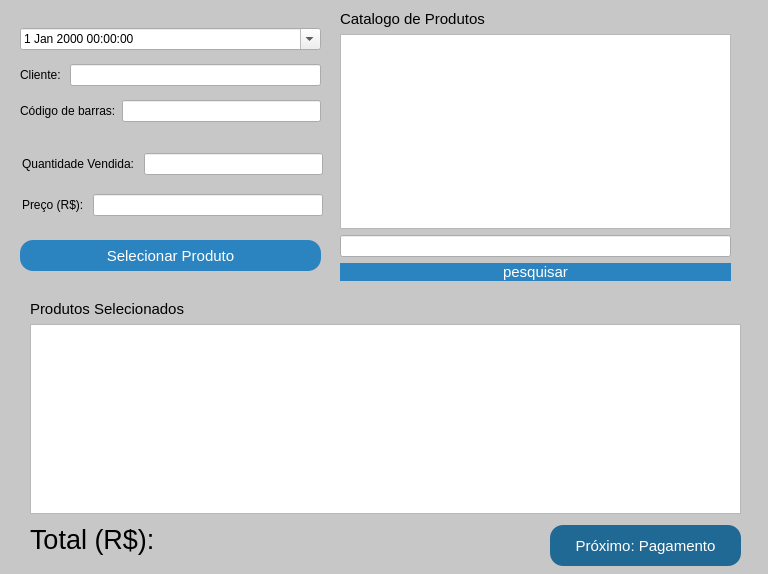
GabR36/QEstoqueLoja, file venda.ui: the form before one commit.
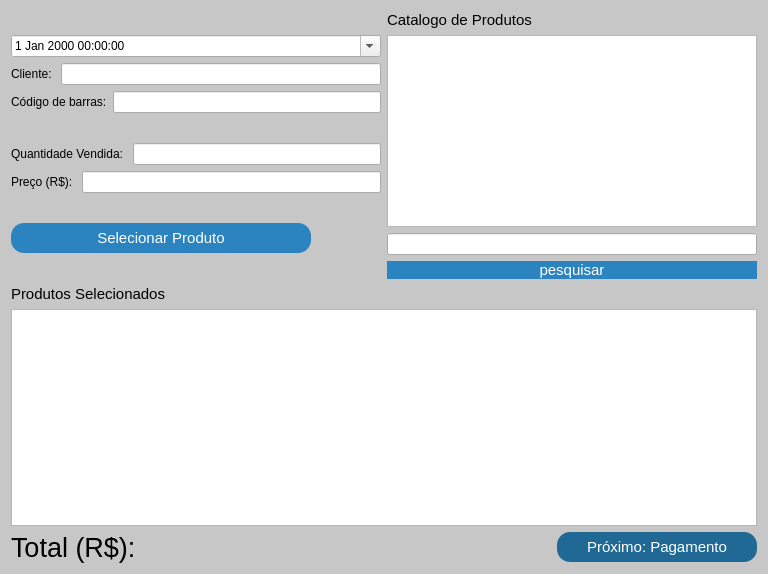
The form after the commit.

Commit message: janela vendas e relatorios.ui responsivas

Patch:
```diff
--- a/venda.ui
+++ b/venda.ui
@@ -27,8 +27,8 @@
   </property>
   <property name="maximumSize">
    <size>
-    <width>768</width>
-    <height>574</height>
+    <width>16777215</width>
+    <height>16777215</height>
    </size>
   </property>
   <property name="windowTitle">
@@ -66,15 +66,52 @@
 }
 </string>
   </property>
-  <widget class="QWidget" name="layoutWidget">
-   <property name="geometry">
-    <rect>
-     <x>22</x>
-     <y>140</y>
-     <width>301</width>
-     <height>91</height>
-    </rect>
-   </property>
+  <layout class="QGridLayout" name="gridLayout">
+   <item row="0" column="0">
+    <layout class="QVBoxLayout" name="verticalLayout_8">
+     <item>
+      <layout class="QVBoxLayout" name="verticalLayout">
+       <item>
+        <widget class="QDateTimeEdit" name="DateEdt_Venda">
+         <property name="calendarPopup">
+          <bool>true</bool>
+         </property>
+        </widget>
+       </item>
+       <item>
+        <layout class="QHBoxLayout" name="horizontalLayout">
+         <item>
+          <widget class="QLabel" name="label">
+           <property name="text">
+            <string>Cliente: </string>
+           </property>
+          </widget>
+         </item>
+         <item>
+          <widget class="QLineEdit" name="Ledit_Cliente"/>
+         </item>
+        </layout>
+       </item>
+       <item>
+        <layout class="QHBoxLayout" name="horizontalLayout_4">
+         <item>
+          <widget class="QLabel" name="label_6">
+           <property name="styleSheet">
+            <string notr="true"/>
+           </property>
+           <property name="text">
+            <string>Código de barras:</string>
+           </property>
+          </widget>
+         </item>
+         <item>
+          <widget class="QLineEdit" name="Ledit_Barras"/>
+         </item>
+        </layout>
+       </item>
+      </layout>
+     </item>
+     <item>
    <layout class="QVBoxLayout" name="verticalLayout_3">
     <item>
      <layout class="QVBoxLayout" name="verticalLayout_2">
@@ -109,22 +146,27 @@
      </layout>
     </item>
    </layout>
-  </widget>
+     </item>
+     <item>
   <widget class="QPushButton" name="Btn_SelecionarProduto">
-   <property name="geometry">
-    <rect>
-     <x>20</x>
-     <y>240</y>
-     <width>301</width>
-     <height>31</height>
-    </rect>
-   </property>
    <property name="sizePolicy">
-    <sizepolicy hsizetype="Fixed" vsizetype="Fixed">
-     <horstretch>12</horstretch>
-     <verstretch>11</verstretch>
-    </sizepolicy>
-   </property>
+        <sizepolicy hsizetype="Minimum" vsizetype="Fixed">
+         <horstretch>0</horstretch>
+         <verstretch>0</verstretch>
+        </sizepolicy>
+       </property>
+       <property name="minimumSize">
+        <size>
+         <width>300</width>
+         <height>30</height>
+        </size>
+       </property>
+       <property name="maximumSize">
+        <size>
+         <width>300</width>
+         <height>30</height>
+        </size>
+       </property>
    <property name="text">
     <string>Selecionar Produto</string>
    </property>
@@ -132,80 +174,10 @@
     <bool>false</bool>
    </property>
   </widget>
-  <widget class="QPushButton" name="Btn_Aceitar">
-   <property name="geometry">
-    <rect>
-     <x>550</x>
-     <y>525</y>
-     <width>191</width>
-     <height>41</height>
-    </rect>
-   </property>
-   <property name="styleSheet">
-    <string notr="true">#Btn_Aceitar{
-background-color: rgb(33, 105, 149);
-}
-#Btn_Aceitar:hover{
-background-color:rgb(03,75,119);
-}
-#Btn_Aceitar:pressed{
-
-	background-color: rgb(153, 193, 241);
-
-}</string>
-   </property>
-   <property name="text">
-    <string>Próximo: Pagamento</string>
-   </property>
-   <property name="autoDefault">
-    <bool>false</bool>
-   </property>
-  </widget>
-  <widget class="QWidget" name="layoutWidget">
-   <property name="geometry">
-    <rect>
-     <x>30</x>
-     <y>520</y>
-     <width>511</width>
-     <height>39</height>
-    </rect>
-   </property>
-   <layout class="QHBoxLayout" name="horizontalLayout_5">
-    <item>
-     <widget class="QLabel" name="label_7">
-      <property name="font">
-       <font>
-        <pointsize>20</pointsize>
-       </font>
-      </property>
-      <property name="text">
-       <string>Total (R$):</string>
-      </property>
-     </widget>
-    </item>
-    <item>
-     <widget class="QLabel" name="Lbl_Total">
-      <property name="font">
-       <font>
-        <pointsize>20</pointsize>
-       </font>
-      </property>
-      <property name="text">
-       <string/>
-      </property>
-     </widget>
-    </item>
-   </layout>
-  </widget>
-  <widget class="QWidget" name="layoutWidget">
-   <property name="geometry">
-    <rect>
-     <x>340</x>
-     <y>10</y>
-     <width>391</width>
-     <height>271</height>
-    </rect>
-   </property>
+     </item>
+    </layout>
+   </item>
+   <item row="0" column="1">
    <layout class="QVBoxLayout" name="verticalLayout_6">
     <item>
      <widget class="QLabel" name="label_5">
@@ -219,9 +191,19 @@
      </widget>
     </item>
     <item>
-     <layout class="QVBoxLayout" name="verticalLayout_4">
-      <item>
        <widget class="QTableView" name="Tview_Produtos">
+       <property name="minimumSize">
+        <size>
+         <width>300</width>
+         <height>180</height>
+        </size>
+       </property>
+       <property name="maximumSize">
+        <size>
+         <width>16777215</width>
+         <height>16777215</height>
+        </size>
+       </property>
         <property name="selectionMode">
          <enum>QAbstractItemView::SingleSelection</enum>
         </property>
@@ -240,6 +222,8 @@
        </widget>
       </item>
       <item>
+      <layout class="QVBoxLayout" name="verticalLayout_4">
+       <item>
        <layout class="QVBoxLayout" name="verticalLayout_7">
         <item>
          <widget class="QLineEdit" name="Ledit_Pesquisa"/>
@@ -259,16 +243,8 @@
      </layout>
     </item>
    </layout>
-  </widget>
-  <widget class="QWidget" name="layoutWidget">
-   <property name="geometry">
-    <rect>
-     <x>30</x>
-     <y>300</y>
-     <width>711</width>
-     <height>214</height>
-    </rect>
-   </property>
+   </item>
+   <item row="1" column="0" colspan="2">
    <layout class="QVBoxLayout" name="verticalLayout_5">
     <item>
      <widget class="QLabel" name="label_4">
@@ -283,6 +259,18 @@
     </item>
     <item>
      <widget class="QTableView" name="Tview_ProdutosSelecionados">
+       <property name="minimumSize">
+        <size>
+         <width>600</width>
+         <height>160</height>
+        </size>
+       </property>
+       <property name="maximumSize">
+        <size>
+         <width>16777215</width>
+         <height>250</height>
+        </size>
+       </property>
       <property name="editTriggers">
        <set>QAbstractItemView::NoEditTriggers</set>
       </property>
@@ -304,57 +292,82 @@
      </widget>
     </item>
    </layout>
-  </widget>
-  <widget class="QWidget" name="layoutWidget">
-   <property name="geometry">
-    <rect>
-     <x>20</x>
-     <y>20</y>
-     <width>301</width>
-     <height>111</height>
-    </rect>
-   </property>
-   <layout class="QVBoxLayout" name="verticalLayout">
-    <item>
-     <widget class="QDateTimeEdit" name="DateEdt_Venda">
-      <property name="calendarPopup">
-       <bool>true</bool>
-      </property>
-     </widget>
-    </item>
+   </item>
+   <item row="2" column="0" colspan="2">
+    <layout class="QHBoxLayout" name="horizontalLayout_6">
     <item>
-     <layout class="QHBoxLayout" name="horizontalLayout">
+      <layout class="QHBoxLayout" name="horizontalLayout_5">
       <item>
-       <widget class="QLabel" name="label">
+        <widget class="QLabel" name="label_7">
+         <property name="font">
+          <font>
+           <pointsize>20</pointsize>
+          </font>
+         </property>
         <property name="text">
-         <string>Cliente: </string>
+          <string>Total (R$):</string>
         </property>
        </widget>
       </item>
       <item>
-       <widget class="QLineEdit" name="Ledit_Cliente"/>
+        <widget class="QLabel" name="Lbl_Total">
+         <property name="font">
+          <font>
+           <pointsize>20</pointsize>
+          </font>
+         </property>
+         <property name="text">
+          <string/>
+         </property>
+        </widget>
       </item>
      </layout>
     </item>
     <item>
-     <layout class="QHBoxLayout" name="horizontalLayout_4">
+      <spacer name="horizontalSpacer">
+       <property name="orientation">
+        <enum>Qt::Horizontal</enum>
+       </property>
+       <property name="sizeHint" stdset="0">
+        <size>
+         <width>40</width>
+         <height>20</height>
+        </size>
+       </property>
+      </spacer>
+     </item>
       <item>
-       <widget class="QLabel" name="label_6">
+      <widget class="QPushButton" name="Btn_Aceitar">
+       <property name="minimumSize">
+        <size>
+         <width>200</width>
+         <height>30</height>
+        </size>
+       </property>
         <property name="styleSheet">
-         <string notr="true"/>
+        <string notr="true">#Btn_Aceitar{
+background-color: rgb(33, 105, 149);
+}
+#Btn_Aceitar:hover{
+background-color:rgb(03,75,119);
+}
+#Btn_Aceitar:pressed{
+
+	background-color: rgb(153, 193, 241);
+
+}</string>
         </property>
         <property name="text">
-         <string>Código de barras:</string>
-        </property>
-       </widget>
-      </item>
-      <item>
-       <widget class="QLineEdit" name="Ledit_Barras"/>
-      </item>
+        <string>Próximo: Pagamento</string>
+       </property>
+       <property name="autoDefault">
+        <bool>false</bool>
+       </property>
+      </widget>
+     </item>
      </layout>
     </item>
    </layout>
-  </widget>
  </widget>
  <resources/>
  <connections/>
```
Lines whose indentation alone changed are shown as unchanged. The commit also changes 3 other files.
